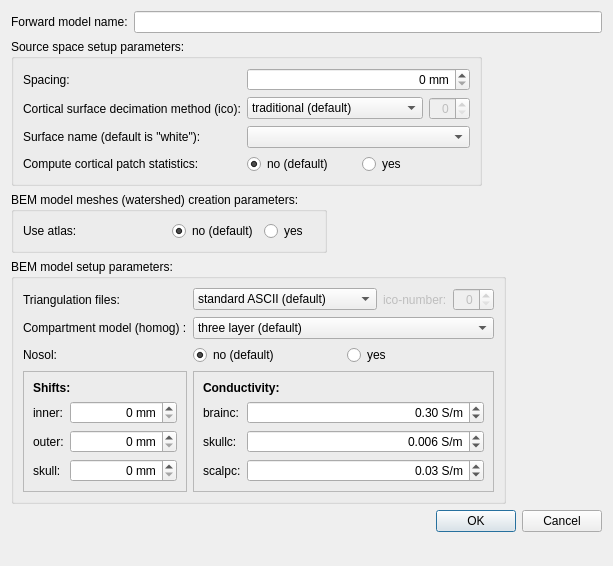
The window that meggie_batch/ui/qt4Designer_ui_files/forwardModelDialog.ui (cibr-jyu/meggie) describes before a commit, drawn with Qt 5.
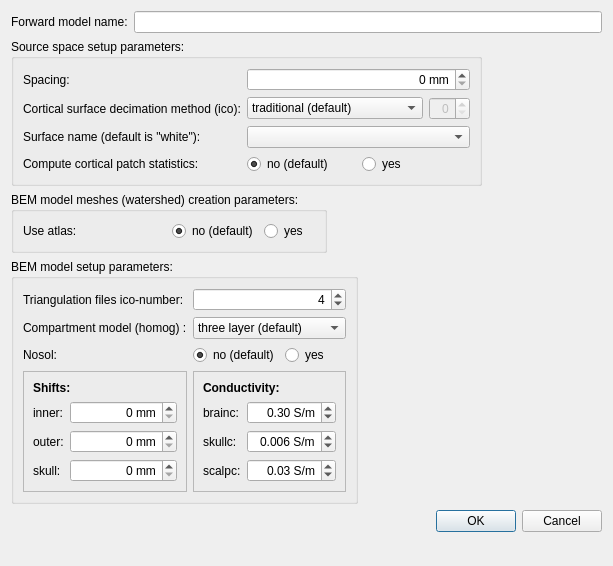
The same window after the commit.

Commit message: Caller and fileManager cleanup, forward modeling fixes

```diff
--- a/meggie_batch/ui/qt4Designer_ui_files/forwardModelDialog.ui
+++ b/meggie_batch/ui/qt4Designer_ui_files/forwardModelDialog.ui
@@ -296,44 +296,6 @@
         </layout>
        </widget>
       </item>
-      <item row="0" column="1">
-       <layout class="QHBoxLayout" name="horizontalLayout">
-        <item>
-         <widget class="QComboBox" name="comboBoxTriangFiles">
-          <item>
-           <property name="text">
-            <string>standard ASCII (default)</string>
-           </property>
-          </item>
-          <item>
-           <property name="text">
-            <string>FreeSurfer triangulation files</string>
-           </property>
-          </item>
-         </widget>
-        </item>
-        <item>
-         <widget class="QLabel" name="label_7">
-          <property name="enabled">
-           <bool>false</bool>
-          </property>
-          <property name="text">
-           <string>ico-number:</string>
-          </property>
-         </widget>
-        </item>
-        <item>
-         <widget class="QSpinBox" name="spinBoxTriangFilesIco">
-          <property name="enabled">
-           <bool>false</bool>
-          </property>
-          <property name="alignment">
-           <set>Qt::AlignRight|Qt::AlignTrailing|Qt::AlignVCenter</set>
-          </property>
-         </widget>
-        </item>
-       </layout>
-      </item>
       <item row="3" column="1">
        <widget class="QFrame" name="frame_2">
         <property name="frameShape">
@@ -434,10 +396,7 @@
       <item row="0" column="0">
        <widget class="QLabel" name="label_6">
         <property name="text">
-         <string>Triangulation files:</string>
-        </property>
-        <property name="buddy">
-         <cstring>comboBoxTriangFiles</cstring>
+         <string>Triangulation files ico-number:</string>
         </property>
        </widget>
       </item>
@@ -475,6 +434,19 @@
         </property>
        </widget>
       </item>
+      <item row="0" column="1">
+       <widget class="QSpinBox" name="spinBoxTriangFilesIco">
+        <property name="enabled">
+         <bool>true</bool>
+        </property>
+        <property name="alignment">
+         <set>Qt::AlignRight|Qt::AlignTrailing|Qt::AlignVCenter</set>
+        </property>
+        <property name="value">
+         <number>4</number>
+        </property>
+       </widget>
+      </item>
      </layout>
     </widget>
    </item>
```
Left out of the diff: 94 changed lines with no effect on the pictures. The commit also changes 6 other files.
